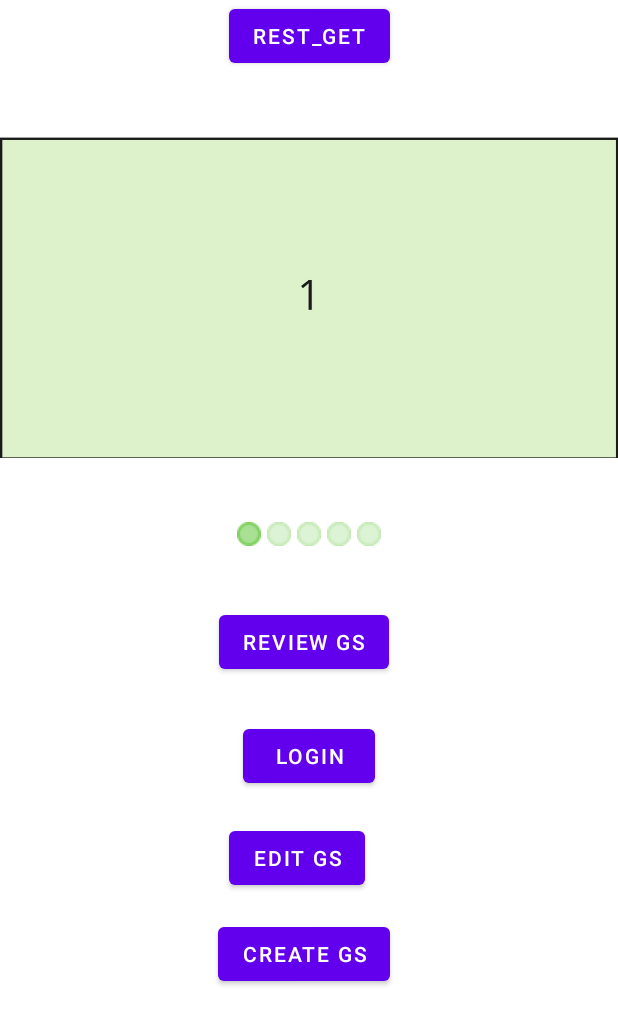
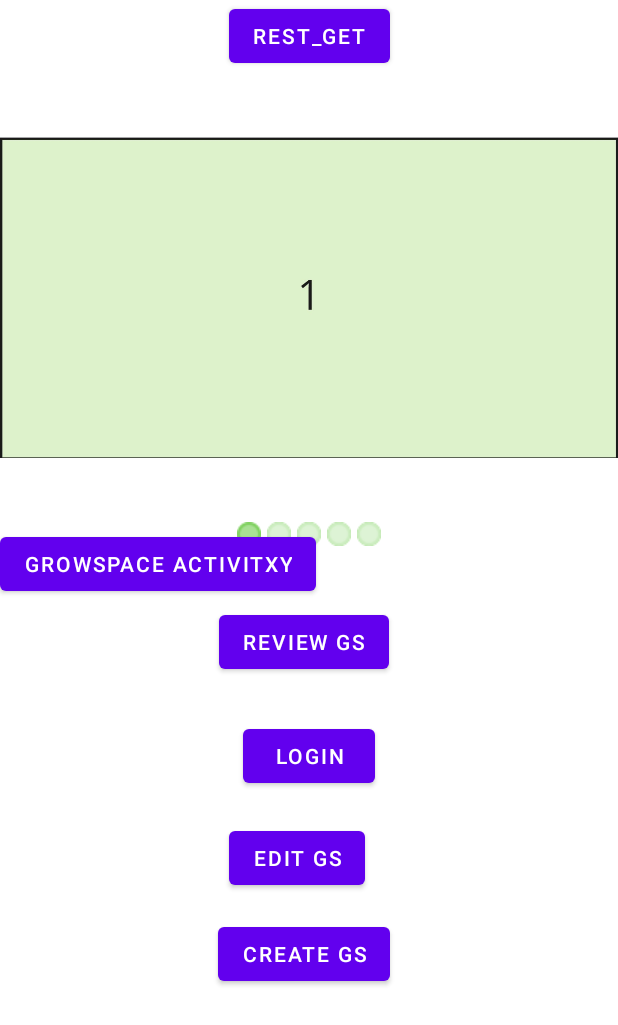
Before and after one commit to oliverbra/Projekt1_HCI_TeamCMTO, an Android app: the MainActivity screen opened directly, with no data from a screen before it, on a phone screen of 412 x 824 dp. Shown: the top 1025 px of the screen. Run offline under Robolectric (Android 15) with nearby library versions, the phone set to English and light mode, and no system bars.

Commit message:
growspace page added

```diff
--- a/Projekt 2/HCT_Project_2_Frontend/app/src/main/java/com/example/resrclient/MainActivity.java
+++ b/Projekt 2/HCT_Project_2_Frontend/app/src/main/java/com/example/resrclient/MainActivity.java
@@ -4,6 +4,7 @@ import android.content.Intent;
 import android.os.Bundle;
 
 import com.example.resrclient.activities.activity_editGS;
+import com.example.resrclient.activities.activity_growspace;
 import com.example.resrclient.activities.activity_logIn;
 import com.example.resrclient.activities.activity_createGS;
 import com.example.resrclient.activities.activity_review;
@@ -146,4 +147,9 @@ public class MainActivity extends AppCompatActivity {
         startActivity(intent);
     }
 
+    public void showGrowspaceActivity(View view) {
+        Intent intent = new Intent(this, activity_growspace.class);
+        startActivity(intent);
+    }
+
 }
--- a/Projekt 2/HCT_Project_2_Frontend/app/src/main/res/layout/activity_main.xml
+++ b/Projekt 2/HCT_Project_2_Frontend/app/src/main/res/layout/activity_main.xml
@@ -33,6 +33,17 @@
     notwendig für Ansicht der Nachbarn
         android:paddingStart="100dp"
         android:paddingEnd="100dp"-->
+
+    <Button
+        android:id="@+id/growspaceButton"
+        android:layout_width="wrap_content"
+        android:layout_height="wrap_content"
+        android:text="Growspace Activitxy"
+        android:onClick="showGrowspaceActivity"
+        app:layout_constraintBottom_toTopOf="@+id/buttonZuReviewGs"
+        app:layout_constraintTop_toTopOf="@+id/dotsLayout"
+        app:layout_constraintVertical_bias="0.472"
+        tools:layout_editor_absoluteX="99dp" />
 
     <Button
         android:id="@+id/buttonZuLogin"
```
Also changed, not shown: Projekt 2/HCT_Project_2_Frontend/app/src/main/java/com/example/resrclient/activities/activity_growspace.java (+38 -0 lines), Projekt 2/HCT_Project_2_Frontend/app/src/main/java/com/example/resrclient/asyncTasks/ShowGrowspaceTask.java (added, +48 -0 lines).
